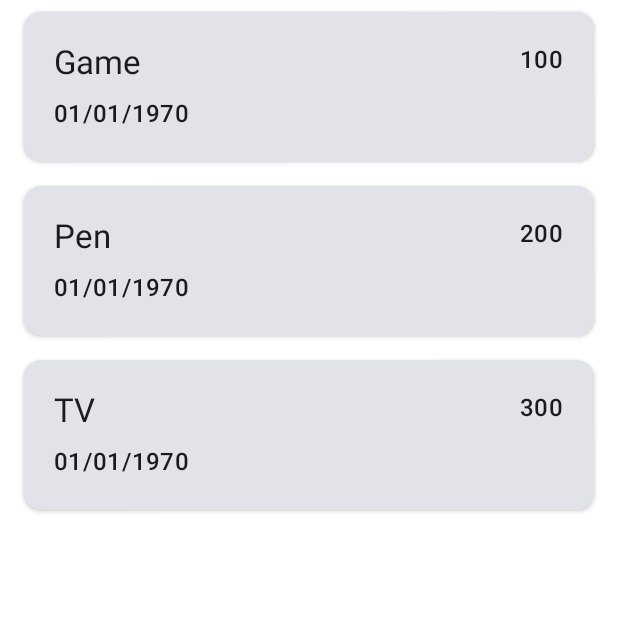
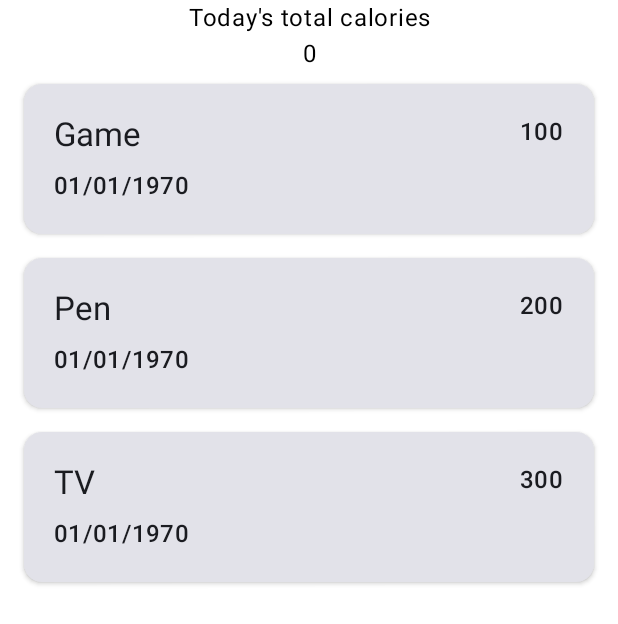
Before and after one commit to blahblahblah552/CalAndFast, an Android app built with Jetpack Compose: the @Preview function HomeBodyPreview, on a phone screen of 412 x 824 dp. Shown: the top 624 px of the screen. Run offline under Robolectric (Android 15) with nearby library versions, the phone set to English and light mode, and no system bars; our stand-ins replace Room's generated code.

Commit message:
sort by last used added today's total cal

```diff
--- a/app/src/main/java/com/example/calandfast/database/ConsumableDao.kt
+++ b/app/src/main/java/com/example/calandfast/database/ConsumableDao.kt
@@ -27,7 +27,7 @@ interface ConsumableDao {
     @Query("SELECT * from consumable ORDER BY name ASC")
     fun getAllItems(): Flow<List<Consumable>>
 
-    @Query("SELECT * from consumable ORDER BY lastUsed ASC")
+    @Query("SELECT * from consumable ORDER BY lastUsed DESC")
     fun getAllItemsByLastUsed(): Flow<List<Consumable>>
 
     @Query("SELECT * from consumable ORDER BY calories ASC")
--- a/app/src/main/java/com/example/calandfast/database/OfflineConsumablesRepository.kt
+++ b/app/src/main/java/com/example/calandfast/database/OfflineConsumablesRepository.kt
@@ -4,7 +4,7 @@ import kotlinx.coroutines.flow.Flow
 
 class OfflineConsumablesRepository(private val consumableDao: ConsumableDao) : ConsumablesRepository {
 
-    override fun getAllConsumablesStream(): Flow<List<Consumable>> = consumableDao.getAllItems()
+    override fun getAllConsumablesStream(): Flow<List<Consumable>> = consumableDao.getAllItemsByLastUsed()
 
     override fun getConsumableStream(id: Int): Flow<Consumable?> = consumableDao.getItem(id)
 
--- a/app/src/main/java/com/example/calandfast/ui/consumable/ConsumableDetailsScreen.kt
+++ b/app/src/main/java/com/example/calandfast/ui/consumable/ConsumableDetailsScreen.kt
@@ -130,7 +130,8 @@ private fun ItemDetailsBody(
     ) {
         var deleteConfirmationRequired by rememberSaveable { mutableStateOf(false) }
         ItemDetails(
-            item = itemDetailsUiState.itemDetails.toConsumable(), modifier = Modifier.fillMaxWidth()
+            item = itemDetailsUiState.itemDetails.toConsumable(),
+            modifier = Modifier.fillMaxWidth()
         )
         Button(
             onClick = onSellItem,
--- a/app/src/main/java/com/example/calandfast/ui/home/HomeScreen.kt
+++ b/app/src/main/java/com/example/calandfast/ui/home/HomeScreen.kt
@@ -100,6 +100,7 @@ fun HomeScreen(
     }
 }
 
+
 @Composable
 private fun HomeBody(
     itemList: List<Consumable>,
@@ -129,6 +130,19 @@ private fun HomeBody(
     }
 }
 
+
+private fun getTotalCal(
+    itemList: List<Consumable>
+): Int{
+    var temp = 0
+    val todayMillis = convertMillisToDate(System.currentTimeMillis())
+    itemList.forEach {
+
+        if (convertMillisToDate(it.lastUsed)==todayMillis)
+        temp += it.calories }
+    return temp
+}
+
 @Composable
 private fun InventoryList(
     itemList: List<Consumable>,
@@ -136,17 +150,20 @@ private fun InventoryList(
     contentPadding: PaddingValues,
     modifier: Modifier = Modifier
 ) {
+    Text(
+        text = "Today's total calories\n"+getTotalCal(itemList).toString(),
+        textAlign = TextAlign.Center,
+        modifier = Modifier.padding(contentPadding),
+    )
     LazyColumn(
         modifier = modifier,
         contentPadding = contentPadding
     ) {
-        var totalCal = 0
         items(items = itemList, key = { it.consumableId }) { item ->
             InventoryItem(item = item,
                 modifier = Modifier
                     .padding(dimensionResource(id = R.dimen.padding_small))
                     .clickable { onItemClick(item) })
-            totalCal += item.calories
         }
     }
 }
--- a/app/src/main/res/values/strings.xml
+++ b/app/src/main/res/values/strings.xml
@@ -12,8 +12,8 @@
     <string name="item_name_req">Name*</string>
     <string name="item_price_req">Calories*</string>
     <string name="no">No</string>
-    <string name="price">Calories</string>
-    <string name="quantity_in_stock">last used</string>
+    <string name="price">Last Used</string>
+    <string name="quantity_in_stock">Calories</string>
     <string name="in_stock">%d in stock</string>
     <string name="quantity_req">last used*</string>
     <string name="save_action">Save</string>
--- a/build.gradle.kts
+++ b/build.gradle.kts
@@ -5,12 +5,12 @@ buildscript {
 }
 
 plugins {
-    id("com.android.application") version "8.8.1" apply false
-    id("com.android.library") version "8.8.1" apply false
+    id("com.android.application") version "8.9.0" apply false
+    id("com.android.library") version "8.9.0" apply false
     id("org.jetbrains.kotlin.android") version "2.1.0" apply false
     id("org.jetbrains.kotlin.plugin.compose") version "2.1.0" apply false
 }
 
 tasks.register("clean", Delete::class) {
-    delete(rootProject.buildDir)
+    delete(rootProject.layout.buildDirectory)
 }
```
Also changed, not shown: app/src/main/java/com/example/calandfast/ui/consumable/ConsumableEditViewModel.kt (+4 -3 lines), app/src/main/java/com/example/calandfast/ui/consumable/ConsumableEntryScreen.kt (+3 -23 lines), gradle/wrapper/gradle-wrapper.properties.
